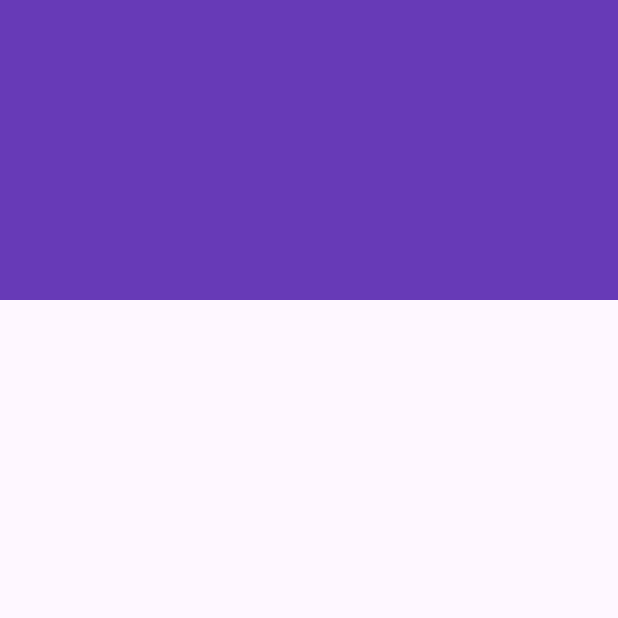
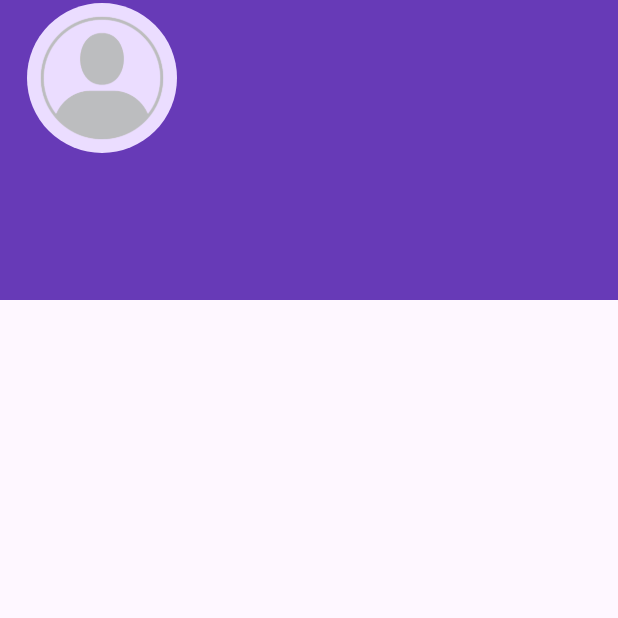
Before and after one commit to 2024-2025-Gasal-PABI-SI5B/project-wisata-candi-si5b-firaav, a Flutter app: the screen it shows after launch, on a phone screen of 412 x 824 dp, the top half of it. Run offline on Flutter 3.47's test engine with Material 3 defaults, Android fonts, the phone set to English and light mode, and no system bars; our stand-ins replace cached_network_image.

Commit message:
Update profile_screen.dart

```diff
--- a/candi_alfira/lib/screens/profile_screen.dart
+++ b/candi_alfira/lib/screens/profile_screen.dart
@@ -9,7 +9,11 @@ class ProfileScreen extends StatefulWidget {
   }
 
 class _ProfileScreenState extends State<ProfileScreen> {
-  //TODO: 1.deklarasikan vaariable
+  //TODO: 1.deklarasikan vaariable yang dibutuhkan
+  bool isSignedin = false;
+  String fullName = '';
+  String userName = '';
+  int favoriteCandiCount = 0;
   @override
   Widget build(BuildContext context) {
     return Scaffold(
@@ -20,8 +24,33 @@ class _ProfileScreenState extends State<ProfileScreen> {
             width: double.infinity,
             color: Colors.deepPurple,
           ),
-          Column(
-            children: [],
+          Padding(
+            padding: const EdgeInsets.symmetric(horizontal: 16),
+            child: Column(
+              children: [
+                //TODO: 2.bagian profile header
+                Stack(
+                  children: [
+                    Container(
+                      decoration: BoxDecoration(
+                        border: Border.all(
+                          color: Colors.deepPurple,
+                          width: 2,
+                        ),
+                        shape: BoxShape.circle),
+                      child: CircleAvatar(
+                        radius: 50,
+                        backgroundImage:
+                            AssetImage('images/placeholder_image.png'),
+                      )
+                    )
+                  ],
+                )
+                //TODO: 3. bagian profile info profil
+                //TODO: 4. Profile Action (tombol sign in dan out)
+
+              ],
+            ),
           ),
         ],
       ),
```
